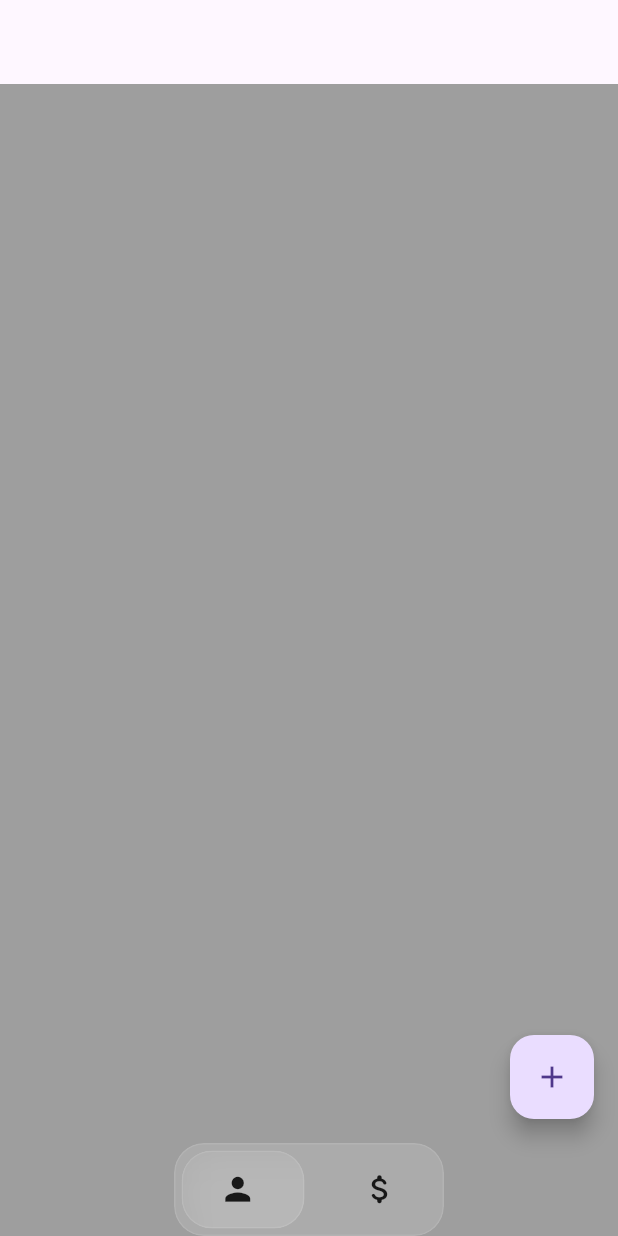
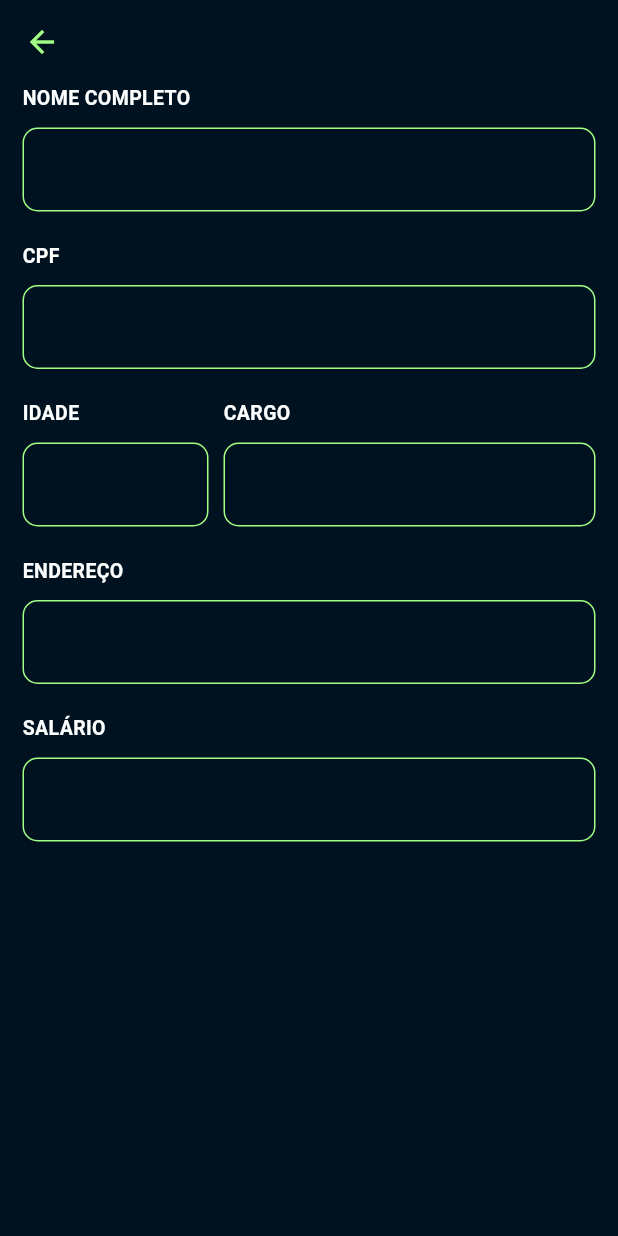
Before and after one commit to TCC-Gym-Admin/TCC-Gym-Admin-Front, a Flutter app: the screen it shows after launch, after a tap on the "add" icon, on a phone screen of 412 x 824 dp. Run offline on Flutter 3.47's test engine with Material 3 defaults, Android fonts, the phone set to English and light mode, and no system bars; our stand-ins replace dio, equatable, flutter_bloc, flutter_modular.

Commit message:
create formatters, form register and new screen

```diff
--- a/lib/app/app_module.dart
+++ b/lib/app/app_module.dart
@@ -1,6 +1,7 @@
 import 'package:flutter_modular/flutter_modular.dart';
 import 'package:tcc_gym_admin_front/core/server/i_server.dart';
 import 'package:tcc_gym_admin_front/core/server/server_dio.dart';
+import 'package:tcc_gym_admin_front/feature/employees/employees_module.dart';
 import 'package:tcc_gym_admin_front/feature/home/home_module.dart';
 
 class AppModule extends Module {
@@ -15,5 +16,6 @@ class AppModule extends Module {
   @override
   void routes(RouteManager r) {
     r.module('/', module: HomeModule());
+    r.module('/employees', module: EmployeesModule());
   }
 }
--- a/lib/app/app_widget.dart
+++ b/lib/app/app_widget.dart
@@ -1,5 +1,6 @@
 import 'package:flutter/material.dart';
 import 'package:flutter_modular/flutter_modular.dart';
+import 'package:tcc_gym_admin_front/core/theme/app_colors.dart';
 
 class AppWidget extends StatelessWidget {
   const AppWidget({super.key});
@@ -8,7 +9,14 @@ class AppWidget extends StatelessWidget {
   Widget build(BuildContext context) {
     return MaterialApp.router(
       title: 'Flutter Demo',
-      theme: ThemeData(),
+      theme: ThemeData(
+        scaffoldBackgroundColor: AppColors.background,
+        appBarTheme: AppBarThemeData(
+          backgroundColor: AppColors.background,
+          actionsIconTheme: IconThemeData(color: AppColors.buttonColor),
+          iconTheme: IconThemeData(color: AppColors.buttonColor),
+        ),
+      ),
       routerConfig: Modular.routerConfig,
       debugShowCheckedModeBanner: false,
       builder: (context, child) {
--- /dev/null
+++ b/lib/core/theme/app_colors.dart
@@ -0,0 +1,10 @@
+import 'package:flutter/material.dart';
+
+class AppColors {
+  static Color background = const Color(0xFF001220);
+  static Color buttonColor = const Color(0xFFA2FF84);
+  static Color buttonSecundaryColor = const Color(0xFF001220);
+  static Color primaryTextColor = const Color(0xFFFDFEFE);
+
+  static Color inputColors = const Color(0xFFA2FF84);
+}
--- /dev/null
+++ b/lib/core/widget/custom_text_field.dart
@@ -0,0 +1,62 @@
+import 'package:flutter/material.dart';
+import 'package:flutter/services.dart';
+import 'package:tcc_gym_admin_front/core/theme/app_colors.dart';
+
+class CustomTextField extends StatelessWidget {
+  final TextEditingController? controller;
+  final String? label;
+  final TextInputType? keyboardType;
+  final List<TextInputFormatter>? inputFormatters;
+
+  const CustomTextField({
+    super.key,
+    this.controller,
+    this.label,
+    this.keyboardType,
+    this.inputFormatters,
+  });
+
+  @override
+  Widget build(BuildContext context) {
+    return Column(
+      mainAxisSize: .min,
+      crossAxisAlignment: .start,
+      children: [
+        if (label != null)
+          Column(
+            children: [
+              Text(
+                label!.toUpperCase(),
+                style: TextStyle(
+                  color: AppColors.primaryTextColor,
+                  fontSize: 13,
+                  fontWeight: FontWeight.bold,
+                ),
+              ),
+              SizedBox(height: 10),
+            ],
+          ),
+        TextFormField(
+          keyboardType: keyboardType,
+          inputFormatters: inputFormatters,
+          style: TextStyle(color: AppColors.primaryTextColor),
+          decoration: InputDecoration(
+            border: OutlineInputBorder(borderRadius: BorderRadius.circular(10)),
+            enabledBorder: OutlineInputBorder(
+              borderRadius: BorderRadius.circular(10),
+              borderSide: BorderSide(color: AppColors.inputColors),
+            ),
+            focusedBorder: OutlineInputBorder(
+              borderRadius: BorderRadius.circular(10),
+              borderSide: BorderSide(color: AppColors.inputColors),
+            ),
+            errorBorder: OutlineInputBorder(
+              borderRadius: BorderRadius.circular(10),
+              borderSide: const BorderSide(color: Colors.red),
+            ),
+          ),
+        ),
+      ],
+    );
+  }
+}
--- /dev/null
+++ b/lib/feature/employees/employees_module.dart
@@ -0,0 +1,18 @@
+import 'package:flutter_modular/flutter_modular.dart';
+import 'package:tcc_gym_admin_front/feature/employees/pages/employees_register.dart';
+import 'package:tcc_gym_admin_front/feature/home/cubit/home_cubit.dart';
+
+class EmployeesModule extends Module {
+  @override
+  List<Module> get imports => [];
+
+  @override
+  void binds(Injector i) {
+    i.addLazySingleton<HomeCubit>(HomeCubit.new);
+  }
+
+  @override
+  void routes(RouteManager r) {
+    r.child(Modular.initialRoute, child: (context) => EmployeesRegister());
+  }
+}
--- /dev/null
+++ b/lib/feature/employees/pages/employees_register.dart
@@ -0,0 +1,16 @@
+import 'package:flutter/material.dart';
+import 'package:tcc_gym_admin_front/feature/employees/widgets/employees_register_form.dart';
+
+class EmployeesRegister extends StatefulWidget {
+  const EmployeesRegister({super.key});
+
+  @override
+  State<EmployeesRegister> createState() => _EmployeesRegisterState();
+}
+
+class _EmployeesRegisterState extends State<EmployeesRegister> {
+  @override
+  Widget build(BuildContext context) {
+    return Scaffold(appBar: AppBar(), body: EmployeesRegisterForm());
+  }
+}
--- /dev/null
+++ b/lib/feature/employees/widgets/employees_register_form.dart
@@ -0,0 +1,53 @@
+import 'package:flutter/material.dart';
+import 'package:tcc_gym_admin_front/core/utils/custom_cpf_formatter.dart';
+import 'package:tcc_gym_admin_front/core/utils/custom_money_formatter.dart';
+import 'package:tcc_gym_admin_front/core/widget/custom_text_field.dart';
+
+class EmployeesRegisterForm extends StatelessWidget {
+  const EmployeesRegisterForm({super.key});
+
+  @override
+  Widget build(BuildContext context) {
+    return SingleChildScrollView(
+      child: Padding(
+        padding: const EdgeInsets.symmetric(horizontal: 15.0),
+        child: Column(
+          children: [
+            CustomTextField(label: "Nome Completo"),
+            SizedBox(height: 20),
+            CustomTextField(
+              label: "Cpf",
+              keyboardType: TextInputType.number,
+              inputFormatters: [CpfInputFormatter()],
+            ),
+            SizedBox(height: 20),
+            SizedBox(
+              child: Row(
+                mainAxisSize: .max,
+                children: [
+                  Expanded(
+                    child: CustomTextField(
+                      label: "Idade",
+                      keyboardType: TextInputType.number,
+                    ),
+                  ),
+                  SizedBox(width: 10),
+                  Expanded(flex: 2, child: CustomTextField(label: "Cargo")),
+                ],
+              ),
+            ),
+            SizedBox(height: 20),
+            CustomTextField(label: "Endereço"),
+            SizedBox(height: 20),
+            CustomTextField(
+              label: "Salário",
+              keyboardType: TextInputType.number,
+              inputFormatters: [CustomMoneyFormatter()],
+            ),
+            SizedBox(height: 20),
+          ],
+        ),
+      ),
+    );
+  }
+}
--- a/lib/feature/home/page/employees_page.dart
+++ b/lib/feature/home/page/employees_page.dart
@@ -10,6 +10,6 @@ class EmployeesPage extends StatefulWidget {
 class _EmployeesPageState extends State<EmployeesPage> {
   @override
   Widget build(BuildContext context) {
-    return Container(color: Colors.grey);
+    return Scaffold(body: Container());
   }
 }
--- a/lib/feature/home/page/home_page.dart
+++ b/lib/feature/home/page/home_page.dart
@@ -1,6 +1,7 @@
 import 'package:flutter/material.dart';
 import 'package:flutter_bloc/flutter_bloc.dart';
 import 'package:flutter_modular/flutter_modular.dart';
+import 'package:tcc_gym_admin_front/core/theme/app_colors.dart';
 import 'package:tcc_gym_admin_front/feature/home/cubit/home_cubit.dart';
 import 'package:tcc_gym_admin_front/feature/home/cubit/home_state.dart';
 import 'package:tcc_gym_admin_front/feature/home/page/employees_page.dart';
@@ -8,7 +9,7 @@ import 'package:tcc_gym_admin_front/feature/home/page/payments_page.dart';
 import 'package:tcc_gym_admin_front/feature/home/widgets/nav_bar/home_nav.dart';
 
 class HomePage extends StatefulWidget {
-  const HomePage();
+  const HomePage({super.key});
 
   @override
   State<HomePage> createState() => _HomePageState();
@@ -31,9 +32,12 @@ class _HomePageState extends State<HomePage> {
           bottomNavigationBar: HomeNavBar(selectedIndex: state.selectedIndex),
           floatingActionButton: state.selectedIndex == 0
               ? FloatingActionButton(
-                  onPressed: () {},
+                  backgroundColor: AppColors.buttonColor,
+                  onPressed: () {
+                    Modular.to.pushNamed('/employees');
+                  },
                   tooltip: 'Increment',
-                  child: const Icon(Icons.add),
+                  child: Icon(Icons.add, color: AppColors.buttonSecundaryColor),
                 )
               : null,
         );
--- a/lib/feature/home/page/payments_page.dart
+++ b/lib/feature/home/page/payments_page.dart
@@ -10,6 +10,6 @@ class PaymentsPage extends StatefulWidget {
 class _PaymentsPageState extends State<PaymentsPage> {
   @override
   Widget build(BuildContext context) {
-    return Container(color: Colors.black);
+    return Scaffold(body: Container());
   }
 }
--- a/lib/feature/home/widgets/nav_bar/animated_indicator.dart
+++ b/lib/feature/home/widgets/nav_bar/animated_indicator.dart
@@ -1,5 +1,5 @@
 import 'package:flutter/material.dart';
-import 'package:tcc_gym_admin_front/core/widget/liquid_glass.dart';
+import 'package:tcc_gym_admin_front/core/theme/app_colors.dart';
 
 class AnimatedIndicator extends StatelessWidget {
   const AnimatedIndicator({
@@ -21,11 +21,12 @@ class AnimatedIndicator extends StatelessWidget {
       left: selectedIndex == 0
           ? (navWidth / 4) - (indicatorWidth / 2)
           : (navWidth * 3 / 4) - (indicatorWidth / 2),
-      child: liquidGlass(
-        child: Container(
-          height: 50,
-          width: indicatorWidth,
-          decoration: BoxDecoration(borderRadius: BorderRadius.circular(10)),
+      child: Container(
+        height: 50,
+        width: indicatorWidth,
+        decoration: BoxDecoration(
+          color: AppColors.buttonColor,
+          borderRadius: BorderRadius.circular(10),
         ),
       ),
     );
--- /dev/null
+++ b/lib/feature/home/widgets/nav_bar/background_toggle.dart
@@ -0,0 +1,20 @@
+import 'package:flutter/material.dart';
+import 'package:tcc_gym_admin_front/core/theme/app_colors.dart';
+
+class BackgroundToggle extends StatelessWidget {
+  const BackgroundToggle({super.key, required this.navWidth});
+
+  final double navWidth;
+
+  @override
+  Widget build(BuildContext context) {
+    return Container(
+      height: 60,
+      width: navWidth,
+      decoration: BoxDecoration(
+        border: Border.all(color: AppColors.buttonColor, width: 2),
+        borderRadius: BorderRadius.circular(15),
+      ),
+    );
+  }
+}
--- a/lib/feature/home/widgets/nav_bar/bottom_nav_bar.dart
+++ b/lib/feature/home/widgets/nav_bar/bottom_nav_bar.dart
@@ -1,13 +1,16 @@
 import 'package:flutter/material.dart';
+import 'package:tcc_gym_admin_front/core/theme/app_colors.dart';
 
 class BottomNavBar extends StatelessWidget {
   final Function(int) onTabSelected;
   final int index;
+  final int selectedIndex;
   final String label;
   final IconData icon;
   const BottomNavBar({
     required this.onTabSelected,
     required this.index,
+    required this.selectedIndex,
     required this.icon,
     required this.label,
     super.key,
@@ -25,7 +28,15 @@ class BottomNavBar extends StatelessWidget {
           width: 55,
           child: Column(
             mainAxisAlignment: .center,
-            children: [Icon(icon, size: 25)],
+            children: [
+              Icon(
+                icon,
+                size: 25,
+                color: selectedIndex == index
+                    ? AppColors.buttonSecundaryColor
+                    : AppColors.buttonColor,
+              ),
+            ],
           ),
         ),
       ),
--- a/lib/feature/home/widgets/nav_bar/home_nav.dart
+++ b/lib/feature/home/widgets/nav_bar/home_nav.dart
@@ -1,10 +1,10 @@
 import 'package:flutter/material.dart';
 import 'package:flutter_bloc/flutter_bloc.dart';
 import 'package:flutter_modular/flutter_modular.dart';
-import 'package:tcc_gym_admin_front/core/widget/liquid_glass.dart';
 import 'package:tcc_gym_admin_front/feature/home/cubit/home_cubit.dart';
 import 'package:tcc_gym_admin_front/feature/home/cubit/home_state.dart';
 import 'package:tcc_gym_admin_front/feature/home/widgets/nav_bar/animated_indicator.dart';
+import 'package:tcc_gym_admin_front/feature/home/widgets/nav_bar/background_toggle.dart';
 import 'package:tcc_gym_admin_front/feature/home/widgets/nav_bar/bottom_nav_bar.dart';
 
 class HomeNavBar extends StatelessWidget {
@@ -35,7 +35,7 @@ class HomeNavBar extends StatelessWidget {
                 child: Stack(
                   alignment: Alignment.center,
                   children: [
-                    liquidGlass(child: SizedBox(height: 60, width: navWidth)),
+                    BackgroundToggle(navWidth: navWidth),
                     AnimatedIndicator(
                       selectedIndex: selectedIndex,
                       navWidth: navWidth,
@@ -47,12 +47,14 @@ class HomeNavBar extends StatelessWidget {
                         mainAxisAlignment: MainAxisAlignment.spaceBetween,
                         children: [
                           BottomNavBar(
+                            selectedIndex: selectedIndex,
                             icon: Icons.person,
                             index: 0,
                             onTabSelected: onTabSelected,
                             label: "Funcionários",
                           ),
                           BottomNavBar(
+                            selectedIndex: selectedIndex,
                             index: 1,
                             icon: Icons.attach_money_rounded,
                             onTabSelected: onTabSelected,
```
Also changed, not shown: lib/core/utils/custom_cpf_formatter.dart (added, +75 -0 lines), lib/core/utils/custom_money_formatter.dart (added, +87 -0 lines).
